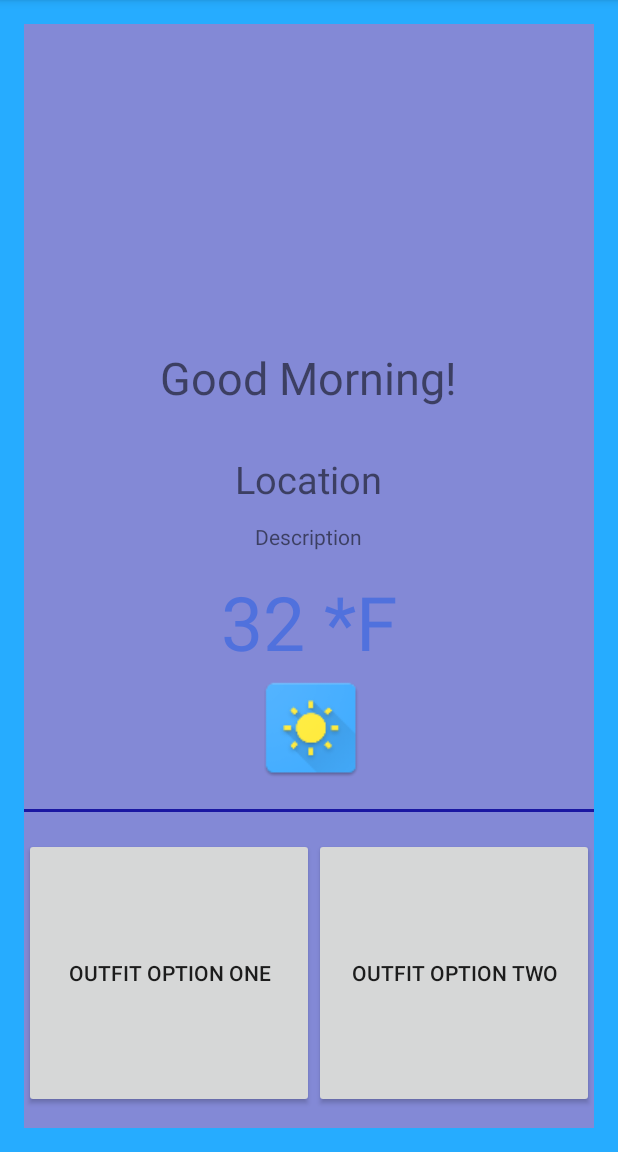
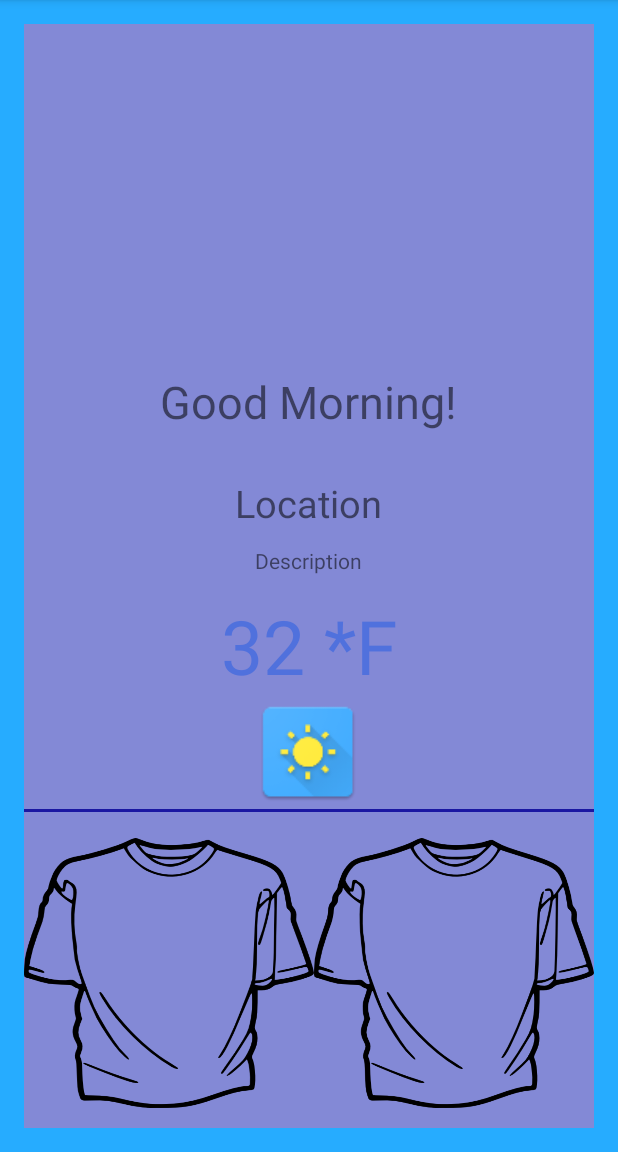
Before and after one commit to castonkr/Weather-To-Wear, an Android app: the HomeFragment screen opened directly, with no data from a screen before it, on a phone screen of 412 x 824 dp, the part 84-1236 px from its top. Run offline under Robolectric (Android 15) with nearby library versions, the phone set to English and light mode, and no system bars; our stand-ins replace Firebase (no records; nobody signed in at launch, a user with empty details on screens opened directly); 1 statement that could not run was skipped.

Commit message:
Added Shirt

```diff
--- a/app/src/main/java/edu/rosehulman/schaffll/weathertowear/fragments/HomeFragment.java
+++ b/app/src/main/java/edu/rosehulman/schaffll/weathertowear/fragments/HomeFragment.java
@@ -13,6 +13,7 @@ import android.view.LayoutInflater;
 import android.view.View;
 import android.view.ViewGroup;
 import android.widget.Button;
+import android.widget.ImageButton;
 import android.widget.ImageView;
 import android.widget.TextView;
 
@@ -57,9 +58,9 @@ public class HomeFragment extends Fragment implements View.OnClickListener{
     private TextView tempText;
     private TextView conditionDesciption;
     private ImageView weatherImage;
-    private Button buttonOutfit1;
-    private Button buttonOutfit2;
-    public static float tempF;
+    private ImageButton buttonOutfit1;
+    private ImageButton buttonOutfit2;
+    public static int tempF;
     public static int weatherID;
     public List<OutfitItem> mSavedOutfitsItems;
     public TextView welcomeText;
@@ -111,13 +112,8 @@ public class HomeFragment extends Fragment implements View.OnClickListener{
             welcomeText.setText("Good Night!");
         }
 
-        buttonOutfit1 = (Button) view.findViewById(R.id.outfitChoiceOne);
-        buttonOutfit2 = (Button) view.findViewById(R.id.outfitChoiceTwo);
-
-        //tempText.setText(formattedDate);
-
-        //view.setBackgroundColor(getResources().getColor(R.color.colorAccent));
-
+        buttonOutfit1 = (ImageButton) view.findViewById(R.id.outfitChoiceOne);
+        buttonOutfit2 = (ImageButton) view.findViewById(R.id.outfitChoiceTwo);
 
 
         mUserRef.child("zipcode").addValueEventListener(new ValueEventListener() {
@@ -296,7 +292,7 @@ public class HomeFragment extends Fragment implements View.OnClickListener{
   if (weatherData != null) {
                 locationText.setText(weather.location.getCity() + ", " + weather.location.getCountry());
                 float tempC = Math.round((weather.temperature.getTemp() - 273.15));
-                tempF = Math.round(tempC * 1.8) + 32;
+                tempF = (int) (tempC * 1.8 + 32);
                 //tempRange: < 32, 32-60, 60+
 //                if (tempF < 32){
 //                    setBackgroundColor(getResources().getColor(R.color.colorCold));
--- a/app/src/main/res/layout/fragment_home.xml
+++ b/app/src/main/res/layout/fragment_home.xml
@@ -5,93 +5,83 @@
     android:layout_height="match_parent"
     tools:context="edu.rosehulman.schaffll.weathertowear.fragments.HomeFragment">
 
-    <!-- TODO: Update blank fragment layout -->
-
-
-   <!-- <View
-        android:id="@+id/lineView"
-        android:layout_width="fill_parent"
-        android:layout_height="2dp"
-        android:background="#c0c0c0"/>-->
-
 
     <TextView
-        android:text="Description"
+        android:id="@+id/descriptionTextView"
         android:layout_width="wrap_content"
         android:layout_height="wrap_content"
-        android:id="@+id/descriptionTextView"
+        android:layout_above="@+id/tempTextView"
+        android:layout_centerHorizontal="true"
         android:layout_marginBottom="13dp"
-        android:layout_above="@+id/tempTextView"
-        android:layout_centerHorizontal="true" />
+        android:text="Description" />
 
     <TextView
-        android:text="Location"
+        android:id="@+id/locationTextView"
         android:layout_width="wrap_content"
         android:layout_height="wrap_content"
-        android:textSize="25sp"
-        android:id="@+id/locationTextView"
+        android:layout_above="@+id/descriptionTextView"
+        android:layout_centerHorizontal="true"
         android:layout_marginBottom="11dp"
-        android:layout_above="@+id/descriptionTextView"
-        android:layout_centerHorizontal="true" />
+        android:text="Location"
+        android:textSize="25sp" />
 
     <TextView
-        android:text="TextView"
+        android:id="@+id/welcomeTextView"
         android:layout_width="wrap_content"
         android:layout_height="wrap_content"
         android:layout_above="@+id/locationTextView"
         android:layout_centerHorizontal="true"
         android:layout_marginBottom="30dp"
-        android:textSize="30sp"
-        android:id="@+id/welcomeTextView" />
+        android:text="TextView"
+        android:textSize="30sp" />
 
     <TextView
-        android:text="32 *F"
+        android:id="@+id/tempTextView"
         android:layout_width="wrap_content"
         android:layout_height="wrap_content"
-        android:id="@+id/tempTextView"
-        android:textSize="50sp"
+        android:layout_above="@+id/weatherImageView"
+        android:layout_centerHorizontal="true"
+        android:text="32 *F"
         android:textColor="@color/colorDegree"
-        android:layout_above="@+id/weatherImageView"
-        android:layout_centerHorizontal="true" />
+        android:textSize="50sp" />
 
     <View
         android:id="@+id/lineView"
         android:layout_width="fill_parent"
         android:layout_height="2dp"
-        android:background="#1a17a2"
         android:layout_above="@+id/outfitChoiceOne"
         android:layout_alignParentLeft="true"
         android:layout_alignParentStart="true"
-        android:layout_marginBottom="17dp" />
+        android:layout_marginBottom="17dp"
+        android:background="#1a17a2" />
 
-    <Button
-        android:text="Outfit Option One"
+
+    <ImageButton
+        android:id="@+id/outfitChoiceOne"
         android:layout_width="193dp"
         android:layout_height="180dp"
-        android:id="@+id/outfitChoiceOne"
         android:layout_alignParentBottom="true"
         android:layout_alignParentLeft="true"
         android:layout_alignParentStart="true"
-        android:layout_marginBottom="13dp" />
+        android:layout_marginBottom="13dp"
+        android:background="@drawable/wtw_shirt" />
 
-    <Button
-        android:text="Outfit Option Two"
+    <ImageButton
+        android:id="@+id/outfitChoiceTwo"
         android:layout_width="193dp"
         android:layout_height="180dp"
-        android:id="@+id/outfitChoiceTwo"
         android:layout_alignTop="@+id/outfitChoiceOne"
+        android:layout_toEndOf="@+id/outfitChoiceOne"
         android:layout_toRightOf="@+id/outfitChoiceOne"
-        android:layout_toEndOf="@+id/outfitChoiceOne" />
+        android:background="@drawable/wtw_shirt" />
 
     <ImageView
+        android:id="@+id/weatherImageView"
         android:layout_width="75dp"
         android:layout_height="75dp"
         app:srcCompat="@mipmap/ic_weather_to_wear"
-        android:id="@+id/weatherImageView"
         android:layout_above="@+id/lineView"
-        android:layout_alignLeft="@+id/descriptionTextView"
-        android:layout_alignStart="@+id/descriptionTextView"
-        android:layout_marginBottom="16dp" />
+        android:layout_centerHorizontal="true" />
 
 
 </RelativeLayout>
```
Also changed, not shown: app/src/main/res/drawable-v21/wtw_shirt.png (added).
